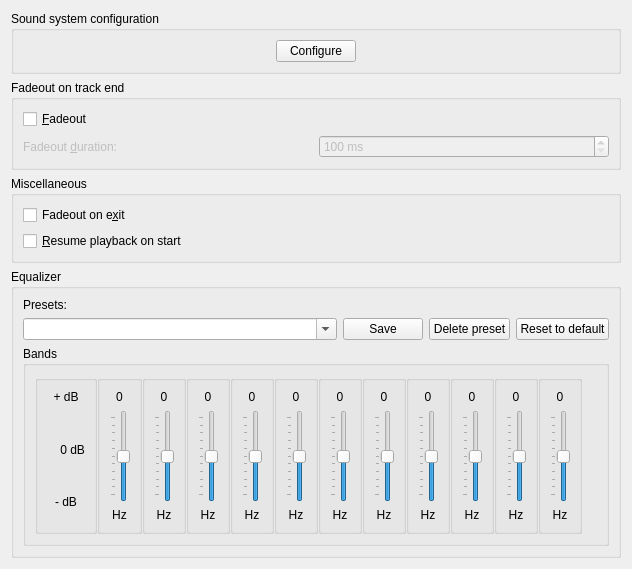
Qt form src/configdialog/dialogs/PlaybackConfig.ui (netrunner-debian-kde-extras/amarok) before a commit.
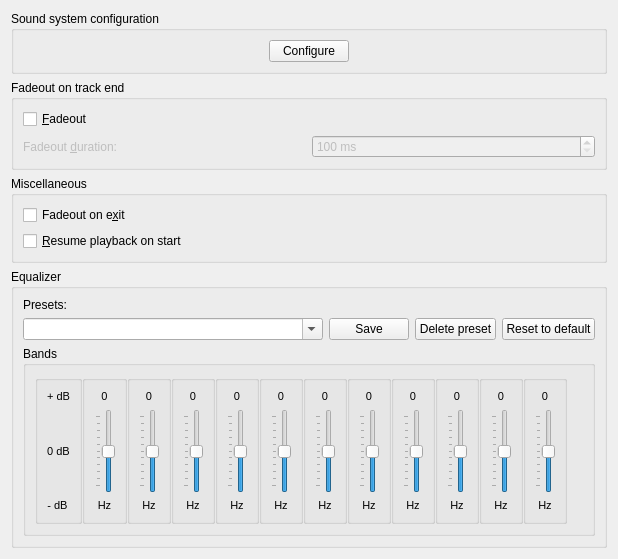
The same form after that commit.

The edit to the form file:
```diff
--- a/src/configdialog/dialogs/PlaybackConfig.ui
+++ b/src/configdialog/dialogs/PlaybackConfig.ui
@@ -6,8 +6,8 @@
    <rect>
     <x>0</x>
     <y>0</y>
-    <width>632</width>
-    <height>561</height>
+    <width>618</width>
+    <height>549</height>
    </rect>
   </property>
   <layout class="QGridLayout" name="gridLayout_5">
@@ -120,21 +120,14 @@
      </layout>
     </widget>
    </item>
-   <item row="6" column="0">
-    <spacer name="verticalSpacer">
-     <property name="orientation">
-      <enum>Qt::Vertical</enum>
-     </property>
-     <property name="sizeHint" stdset="0">
-      <size>
-       <width>20</width>
-       <height>0</height>
-      </size>
-     </property>
-    </spacer>
-   </item>
    <item row="3" column="0">
     <widget class="QGroupBox" name="EqualizerGroupBox">
+     <property name="sizePolicy">
+      <sizepolicy hsizetype="MinimumExpanding" vsizetype="MinimumExpanding">
+       <horstretch>0</horstretch>
+       <verstretch>0</verstretch>
+      </sizepolicy>
+     </property>
      <property name="title">
       <string>Equalizer</string>
      </property>
@@ -210,10 +203,10 @@
         </property>
        </widget>
       </item>
-      <item row="7" column="0" rowspan="2" colspan="4">
+      <item row="7" column="0" colspan="4">
        <widget class="QGroupBox" name="eqBandsGroupBox">
         <property name="sizePolicy">
-         <sizepolicy hsizetype="MinimumExpanding" vsizetype="Expanding">
+         <sizepolicy hsizetype="MinimumExpanding" vsizetype="MinimumExpanding">
           <horstretch>0</horstretch>
           <verstretch>0</verstretch>
          </sizepolicy>
@@ -221,7 +214,7 @@
         <property name="minimumSize">
          <size>
           <width>0</width>
-          <height>200</height>
+          <height>100</height>
          </size>
         </property>
         <property name="title">
@@ -240,7 +233,7 @@
             <bool>true</bool>
            </property>
            <property name="sizePolicy">
-            <sizepolicy hsizetype="Fixed" vsizetype="Expanding">
+            <sizepolicy hsizetype="MinimumExpanding" vsizetype="Expanding">
              <horstretch>0</horstretch>
              <verstretch>0</verstretch>
             </sizepolicy>
@@ -255,17 +248,25 @@
             <item>
              <widget class="QLabel" name="eqMaxEq">
               <property name="sizePolicy">
-               <sizepolicy hsizetype="Preferred" vsizetype="Preferred">
+               <sizepolicy hsizetype="Fixed" vsizetype="Preferred">
                 <horstretch>0</horstretch>
                 <verstretch>0</verstretch>
                </sizepolicy>
               </property>
+              <property name="font">
+               <font>
+                <pointsize>8</pointsize>
+               </font>
+              </property>
               <property name="text">
                <string>+ dB</string>
               </property>
               <property name="alignment">
                <set>Qt::AlignCenter</set>
               </property>
+              <property name="wordWrap">
+               <bool>true</bool>
+              </property>
              </widget>
             </item>
             <item>
@@ -273,10 +274,13 @@
               <property name="orientation">
                <enum>Qt::Vertical</enum>
               </property>
+              <property name="sizeType">
+               <enum>QSizePolicy::MinimumExpanding</enum>
+              </property>
               <property name="sizeHint" stdset="0">
                <size>
                 <width>20</width>
-                <height>40</height>
+                <height>20</height>
                </size>
               </property>
              </spacer>
@@ -284,17 +288,25 @@
             <item>
              <widget class="QLabel" name="eqZero">
               <property name="sizePolicy">
-               <sizepolicy hsizetype="Preferred" vsizetype="Preferred">
+               <sizepolicy hsizetype="Fixed" vsizetype="Preferred">
                 <horstretch>0</horstretch>
                 <verstretch>0</verstretch>
                </sizepolicy>
               </property>
+              <property name="font">
+               <font>
+                <pointsize>8</pointsize>
+               </font>
+              </property>
               <property name="text">
-               <string>    0 dB</string>
+               <string>0 dB</string>
               </property>
               <property name="alignment">
                <set>Qt::AlignCenter</set>
               </property>
+              <property name="wordWrap">
+               <bool>true</bool>
+              </property>
              </widget>
             </item>
             <item>
@@ -302,44 +314,48 @@
               <property name="orientation">
                <enum>Qt::Vertical</enum>
               </property>
+              <property name="sizeType">
+               <enum>QSizePolicy::MinimumExpanding</enum>
+              </property>
               <property name="sizeHint" stdset="0">
                <size>
                 <width>20</width>
-                <height>40</height>
+                <height>20</height>
                </size>
               </property>
              </spacer>
             </item>
             <item>
              <widget class="QLabel" name="eqMinEq">
+              <property name="sizePolicy">
+               <sizepolicy hsizetype="Fixed" vsizetype="Preferred">
+                <horstretch>0</horstretch>
+                <verstretch>0</verstretch>
+               </sizepolicy>
+              </property>
+              <property name="font">
+               <font>
+                <pointsize>8</pointsize>
+               </font>
+              </property>
               <property name="text">
                <string>- dB</string>
               </property>
               <property name="alignment">
                <set>Qt::AlignCenter</set>
               </property>
+              <property name="wordWrap">
+               <bool>true</bool>
+              </property>
              </widget>
             </item>
-            <item>
-             <spacer name="verticalSpacer_2">
-              <property name="orientation">
-               <enum>Qt::Vertical</enum>
-              </property>
-              <property name="sizeHint" stdset="0">
-               <size>
-                <width>20</width>
-                <height>20</height>
-               </size>
-              </property>
-             </spacer>
-            </item>
            </layout>
           </widget>
          </item>
          <item row="0" column="2">
           <widget class="QGroupBox" name="eqPreampGroupBox">
            <property name="sizePolicy">
-            <sizepolicy hsizetype="Fixed" vsizetype="Preferred">
+            <sizepolicy hsizetype="MinimumExpanding" vsizetype="MinimumExpanding">
              <horstretch>0</horstretch>
              <verstretch>0</verstretch>
             </sizepolicy>
@@ -353,6 +369,17 @@
            <layout class="QVBoxLayout" name="verticalLayout">
             <item>
              <widget class="QLabel" name="eqPreampValue">
+              <property name="sizePolicy">
+               <sizepolicy hsizetype="Minimum" vsizetype="Preferred">
+                <horstretch>0</horstretch>
+                <verstretch>0</verstretch>
+               </sizepolicy>
+              </property>
+              <property name="font">
+               <font>
+                <pointsize>8</pointsize>
+               </font>
+              </property>
               <property name="text">
                <string>0</string>
               </property>
@@ -369,7 +396,7 @@
               <item>
                <widget class="QSlider" name="eqPreampSlider">
                 <property name="sizePolicy">
-                 <sizepolicy hsizetype="Fixed" vsizetype="Expanding">
+                 <sizepolicy hsizetype="Fixed" vsizetype="MinimumExpanding">
                   <horstretch>0</horstretch>
                   <verstretch>0</verstretch>
                  </sizepolicy>
@@ -401,12 +428,26 @@
             </item>
             <item>
              <widget class="QLabel" name="eqPreampLabel">
+              <property name="sizePolicy">
+               <sizepolicy hsizetype="Minimum" vsizetype="Preferred">
+                <horstretch>0</horstretch>
+                <verstretch>0</verstretch>
+               </sizepolicy>
+              </property>
+              <property name="font">
+               <font>
+                <pointsize>8</pointsize>
+               </font>
+              </property>
               <property name="text">
                <string>Hz</string>
               </property>
               <property name="alignment">
                <set>Qt::AlignCenter</set>
               </property>
+              <property name="wordWrap">
+               <bool>true</bool>
+              </property>
              </widget>
             </item>
            </layout>
@@ -428,7 +469,7 @@
          <item row="0" column="3">
           <widget class="QGroupBox" name="eqBand0GroupBox">
            <property name="sizePolicy">
-            <sizepolicy hsizetype="Fixed" vsizetype="Preferred">
+            <sizepolicy hsizetype="MinimumExpanding" vsizetype="MinimumExpanding">
              <horstretch>0</horstretch>
              <verstretch>0</verstretch>
             </sizepolicy>
@@ -442,6 +483,17 @@
            <layout class="QVBoxLayout" name="verticalLayout_3">
             <item>
              <widget class="QLabel" name="eqBand0Value">
+              <property name="sizePolicy">
+               <sizepolicy hsizetype="Minimum" vsizetype="Preferred">
+                <horstretch>0</horstretch>
+                <verstretch>0</verstretch>
+               </sizepolicy>
+              </property>
+              <property name="font">
+               <font>
+                <pointsize>8</pointsize>
+               </font>
+              </property>
               <property name="text">
                <string>0</string>
               </property>
@@ -454,6 +506,12 @@
              <layout class="QHBoxLayout" name="eqBand0HLayout">
               <item>
                <widget class="QSlider" name="eqBand0Slider">
+                <property name="sizePolicy">
+                 <sizepolicy hsizetype="Fixed" vsizetype="MinimumExpanding">
+                  <horstretch>0</horstretch>
+                  <verstretch>0</verstretch>
+                 </sizepolicy>
+                </property>
                 <property name="minimum">
                  <number>-100</number>
                 </property>
@@ -475,6 +533,17 @@
             </item>
             <item>
              <widget class="QLabel" name="eqBand0Label">
+              <property name="sizePolicy">
+               <sizepolicy hsizetype="Minimum" vsizetype="Preferred">
+                <horstretch>0</horstretch>
+                <verstretch>0</verstretch>
+               </sizepolicy>
+              </property>
+              <property name="font">
+               <font>
+                <pointsize>8</pointsize>
+               </font>
+              </property>
               <property name="text">
                <string>Hz</string>
               </property>
@@ -485,7 +554,7 @@
                <set>Qt::AlignCenter</set>
               </property>
               <property name="wordWrap">
-               <bool>false</bool>
+               <bool>true</bool>
               </property>
              </widget>
             </item>
@@ -494,6 +563,12 @@
          </item>
          <item row="0" column="4">
           <widget class="QGroupBox" name="eqBand1GroupBox">
+           <property name="sizePolicy">
+            <sizepolicy hsizetype="MinimumExpanding" vsizetype="MinimumExpanding">
+             <horstretch>0</horstretch>
+             <verstretch>0</verstretch>
+            </sizepolicy>
+           </property>
            <property name="title">
             <string notr="true"/>
            </property>
@@ -503,6 +578,17 @@
            <layout class="QVBoxLayout" name="verticalLayout_4">
             <item>
              <widget class="QLabel" name="eqBand1Value">
+              <property name="sizePolicy">
+               <sizepolicy hsizetype="Minimum" vsizetype="Preferred">
+                <horstretch>0</horstretch>
+                <verstretch>0</verstretch>
+               </sizepolicy>
+              </property>
+              <property name="font">
+               <font>
+                <pointsize>8</pointsize>
+               </font>
+              </property>
               <property name="text">
                <string>0</string>
               </property>
@@ -515,6 +601,12 @@
              <layout class="QHBoxLayout" name="eqBand1HLayout">
               <item>
                <widget class="QSlider" name="eqBand1Slider">
+                <property name="sizePolicy">
+                 <sizepolicy hsizetype="Fixed" vsizetype="MinimumExpanding">
+                  <horstretch>0</horstretch>
+                  <verstretch>0</verstretch>
+                 </sizepolicy>
+                </property>
                 <property name="minimum">
                  <number>-100</number>
                 </property>
@@ -536,12 +628,26 @@
             </item>
             <item>
              <widget class="QLabel" name="eqBand1Label">
+              <property name="sizePolicy">
+               <sizepolicy hsizetype="Minimum" vsizetype="Preferred">
+                <horstretch>0</horstretch>
+                <verstretch>0</verstretch>
+               </sizepolicy>
+              </property>
+              <property name="font">
+               <font>
+                <pointsize>8</pointsize>
+               </font>
+              </property>
               <property name="text">
                <string>Hz</string>
               </property>
               <property name="alignment">
                <set>Qt::AlignCenter</set>
               </property>
+              <property name="wordWrap">
+               <bool>true</bool>
+              </property>
              </widget>
             </item>
            </layout>
@@ -549,12 +655,29 @@
          </item>
          <item row="0" column="5">
           <widget class="QGroupBox" name="eqBand2GroupBox">
+           <property name="sizePolicy">
+            <sizepolicy hsizetype="MinimumExpanding" vsizetype="MinimumExpanding">
+             <horstretch>0</horstretch>
+             <verstretch>0</verstretch>
+            </sizepolicy>
+           </property>
            <property name="flat">
             <bool>true</bool>
            </property>
            <layout class="QVBoxLayout" name="verticalLayout_5">
             <item>
              <widget class="QLabel" name="eqBand2Value">
+              <property name="sizePolicy">
+               <sizepolicy hsizetype="Minimum" vsizetype="Preferred">
+                <horstretch>0</horstretch>
+                <verstretch>0</verstretch>
+               </sizepolicy>
+              </property>
+              <property name="font">
+               <font>
+                <pointsize>8</pointsize>
+               </font>
+              </property>
               <property name="text">
                <string>0</string>
               </property>
@@ -567,6 +690,12 @@
              <layout class="QHBoxLayout" name="eqBand2HLayout">
               <item>
                <widget class="QSlider" name="eqBand2Slider">
+                <property name="sizePolicy">
+                 <sizepolicy hsizetype="Fixed" vsizetype="MinimumExpanding">
+                  <horstretch>0</horstretch>
+                  <verstretch>0</verstretch>
+                 </sizepolicy>
+                </property>
                 <property name="minimum">
                  <number>-100</number>
                 </property>
@@ -588,12 +717,26 @@
             </item>
             <item>
              <widget class="QLabel" name="eqBand2Label">
+              <property name="sizePolicy">
+               <sizepolicy hsizetype="Minimum" vsizetype="Preferred">
+                <horstretch>0</horstretch>
+                <verstretch>0</verstretch>
+               </sizepolicy>
+              </property>
+              <property name="font">
+               <font>
+                <pointsize>8</pointsize>
+               </font>
+              </property>
               <property name="text">
                <string>Hz</string>
               </property>
               <property name="alignment">
                <set>Qt::AlignCenter</set>
               </property>
+              <property name="wordWrap">
+               <bool>true</bool>
+              </property>
              </widget>
             </item>
            </layout>
@@ -601,6 +744,12 @@
          </item>
          <item row="0" column="6">
           <widget class="QGroupBox" name="eqBand3GroupBox">
+           <property name="sizePolicy">
+            <sizepolicy hsizetype="MinimumExpanding" vsizetype="MinimumExpanding">
+             <horstretch>0</horstretch>
+             <verstretch>0</verstretch>
+            </sizepolicy>
+           </property>
            <property name="title">
             <string notr="true"/>
            </property>
@@ -610,6 +759,17 @@
            <layout class="QVBoxLayout" name="verticalLayout_6">
             <item>
              <widget class="QLabel" name="eqBand3Value">
+              <property name="sizePolicy">
+               <sizepolicy hsizetype="Minimum" vsizetype="Preferred">
+                <horstretch>0</horstretch>
+                <verstretch>0</verstretch>
+               </sizepolicy>
+              </property>
+              <property name="font">
+               <font>
+                <pointsize>8</pointsize>
+               </font>
+              </property>
               <property name="text">
                <string>0</string>
               </property>
@@ -622,6 +782,12 @@
              <layout class="QHBoxLayout" name="eqBand3HLayout">
               <item>
                <widget class="QSlider" name="eqBand3Slider">
+                <property name="sizePolicy">
+                 <sizepolicy hsizetype="Fixed" vsizetype="MinimumExpanding">
+                  <horstretch>0</horstretch>
+                  <verstretch>0</verstretch>
+                 </sizepolicy>
+                </property>
                 <property name="minimum">
                  <number>-100</number>
                 </property>
@@ -643,12 +809,26 @@
             </item>
             <item>
              <widget class="QLabel" name="eqBand3Label">
+              <property name="sizePolicy">
+               <sizepolicy hsizetype="Minimum" vsizetype="Preferred">
+                <horstretch>0</horstretch>
+                <verstretch>0</verstretch>
+               </sizepolicy>
+              </property>
+              <property name="font">
+               <font>
+                <pointsize>8</pointsize>
+               </font>
+              </property>
               <property name="text">
                <string>Hz</string>
               </property>
               <property name="alignment">
                <set>Qt::AlignCenter</set>
               </property>
+              <property name="wordWrap">
+               <bool>true</bool>
+              </property>
              </widget>
             </item>
            </layout>
@@ -656,12 +836,29 @@
          </item>
          <item row="0" column="7">
           <widget class="QGroupBox" name="eqBand4GroupBox">
+           <property name="sizePolicy">
+            <sizepolicy hsizetype="MinimumExpanding" vsizetype="MinimumExpanding">
+             <horstretch>0</horstretch>
+             <verstretch>0</verstretch>
+            </sizepolicy>
+           </property>
            <property name="flat">
             <bool>true</bool>
            </property>
            <layout class="QVBoxLayout" name="verticalLayout_7">
             <item>
              <widget class="QLabel" name="eqBand4Value">
+              <property name="sizePolicy">
+               <sizepolicy hsizetype="Minimum" vsizetype="Preferred">
+                <horstretch>0</horstretch>
+                <verstretch>0</verstretch>
+               </sizepolicy>
+              </property>
+              <property name="font">
+               <font>
+                <pointsize>8</pointsize>
+               </font>
+              </property>
               <property name="text">
                <string>0</string>
               </property>
@@ -674,6 +871,12 @@
              <layout class="QHBoxLayout" name="eqBand4HLayout">
               <item>
                <widget class="QSlider" name="eqBand4Slider">
+                <property name="sizePolicy">
+                 <sizepolicy hsizetype="Fixed" vsizetype="MinimumExpanding">
+                  <horstretch>0</horstretch>
+                  <verstretch>0</verstretch>
+                 </sizepolicy>
+                </property>
                 <property name="minimum">
                  <number>-100</number>
                 </property>
@@ -695,12 +898,26 @@
             </item>
             <item>
              <widget class="QLabel" name="eqBand4Label">
+              <property name="sizePolicy">
+               <sizepolicy hsizetype="Minimum" vsizetype="Preferred">
+                <horstretch>0</horstretch>
+                <verstretch>0</verstretch>
+               </sizepolicy>
+              </property>
+              <property name="font">
+               <font>
+                <pointsize>8</pointsize>
+               </font>
+              </property>
               <property name="text">
                <string>Hz</string>
               </property>
               <property name="alignment">
                <set>Qt::AlignCenter</set>
               </property>
+              <property name="wordWrap">
+               <bool>true</bool>
+              </property>
              </widget>
             </item>
            </layout>
@@ -708,12 +925,29 @@
          </item>
          <item row="0" column="8">
           <widget class="QGroupBox" name="eqBand5GroupBox">
+           <property name="sizePolicy">
+            <sizepolicy hsizetype="MinimumExpanding" vsizetype="MinimumExpanding">
+             <horstretch>0</horstretch>
+             <verstretch>0</verstretch>
+            </sizepolicy>
+           </property>
            <property name="flat">
             <bool>true</bool>
            </property>
            <layout class="QVBoxLayout" name="verticalLayout_10">
             <item>
              <widget class="QLabel" name="eqBand5Value">
+              <property name="sizePolicy">
+               <sizepolicy hsizetype="Minimum" vsizetype="Preferred">
+                <horstretch>0</horstretch>
+                <verstretch>0</verstretch>
+               </sizepolicy>
+              </property>
+              <property name="font">
+               <font>
+                <pointsize>8</pointsize>
+               </font>
+              </property>
               <property name="text">
                <string>0</string>
               </property>
@@ -726,6 +960,12 @@
              <layout class="QHBoxLayout" name="eqBand5HLayout">
               <item>
                <widget class="QSlider" name="eqBand5Slider">
+                <property name="sizePolicy">
+                 <sizepolicy hsizetype="Fixed" vsizetype="MinimumExpanding">
+                  <horstretch>0</horstretch>
+                  <verstretch>0</verstretch>
+                 </sizepolicy>
+                </property>
                 <property name="minimum">
                  <number>-100</number>
                 </property>
@@ -747,12 +987,26 @@
             </item>
             <item>
              <widget class="QLabel" name="eqBand5Label">
+              <property name="sizePolicy">
+               <sizepolicy hsizetype="Minimum" vsizetype="Preferred">
+                <horstretch>0</horstretch>
+                <verstretch>0</verstretch>
+               </sizepolicy>
+              </property>
+              <property name="font">
+               <font>
+                <pointsize>8</pointsize>
+               </font>
+              </property>
               <property name="text">
                <string>Hz</string>
               </property>
               <property name="alignment">
                <set>Qt::AlignCenter</set>
               </property>
+              <property name="wordWrap">
+               <bool>true</bool>
+              </property>
              </widget>
             </item>
            </layout>
@@ -761,7 +1015,7 @@
          <item row="0" column="9">
           <widget class="QGroupBox" name="eqBand6GroupBox">
            <property name="sizePolicy">
-            <sizepolicy hsizetype="Preferred" vsizetype="Preferred">
+            <sizepolicy hsizetype="MinimumExpanding" vsizetype="MinimumExpanding">
              <horstretch>0</horstretch>
              <verstretch>0</verstretch>
             </sizepolicy>
@@ -775,6 +1029,17 @@
            <layout class="QVBoxLayout" name="verticalLayout_11">
             <item>
              <widget class="QLabel" name="eqBand6Value">
+              <property name="sizePolicy">
+               <sizepolicy hsizetype="Minimum" vsizetype="Preferred">
+                <horstretch>0</horstretch>
+                <verstretch>0</verstretch>
+               </sizepolicy>
+              </property>
+              <property name="font">
+               <font>
+                <pointsize>8</pointsize>
+               </font>
+              </property>
               <property name="text">
                <string>0</string>
               </property>
@@ -787,6 +1052,12 @@
              <layout class="QHBoxLayout" name="eqBand6HLayout">
               <item>
                <widget class="QSlider" name="eqBand6Slider">
+                <property name="sizePolicy">
+                 <sizepolicy hsizetype="Fixed" vsizetype="MinimumExpanding">
+                  <horstretch>0</horstretch>
+                  <verstretch>0</verstretch>
+                 </sizepolicy>
+                </property>
                 <property name="minimum">
                  <number>-100</number>
                 </property>
@@ -808,12 +1079,26 @@
             </item>
             <item>
              <widget class="QLabel" name="eqBand6Label">
+              <property name="sizePolicy">
+               <sizepolicy hsizetype="Minimum" vsizetype="Preferred">
+                <horstretch>0</horstretch>
+                <verstretch>0</verstretch>
+               </sizepolicy>
+              </property>
+              <property name="font">
+               <font>
+                <pointsize>8</pointsize>
+               </font>
+              </property>
               <property name="text">
                <string>Hz</string>
               </property>
               <property name="alignment">
                <set>Qt::AlignCenter</set>
               </property>
+              <property name="wordWrap">
+               <bool>true</bool>
+              </property>
              </widget>
             </item>
            </layout>
@@ -821,6 +1106,12 @@
          </item>
          <item row="0" column="10">
           <widget class="QGroupBox" name="eqBand7GroupBox">
+           <property name="sizePolicy">
+            <sizepolicy hsizetype="MinimumExpanding" vsizetype="MinimumExpanding">
+             <horstretch>0</horstretch>
+             <verstretch>0</verstretch>
+            </sizepolicy>
+           </property>
            <property name="title">
             <string notr="true"/>
            </property>
@@ -830,6 +1121,17 @@
            <layout class="QVBoxLayout" name="verticalLayout_8">
             <item>
              <widget class="QLabel" name="eqBand7Value">
+              <property name="sizePolicy">
+               <sizepolicy hsizetype="Minimum" vsizetype="Preferred">
+                <horstretch>0</horstretch>
+                <verstretch>0</verstretch>
+               </sizepolicy>
+              </property>
+              <property name="font">
+               <font>
+                <pointsize>8</pointsize>
+               </font>
+              </property>
               <property name="text">
                <string>0</string>
               </property>
@@ -842,6 +1144,12 @@
              <layout class="QHBoxLayout" name="eqBand7HLayout">
               <item>
                <widget class="QSlider" name="eqBand7Slider">
+                <property name="sizePolicy">
+                 <sizepolicy hsizetype="Fixed" vsizetype="MinimumExpanding">
+                  <horstretch>0</horstretch>
+                  <verstretch>0</verstretch>
+                 </sizepolicy>
+                </property>
                 <property name="minimum">
                  <number>-100</number>
                 </property>
@@ -863,12 +1171,26 @@
             </item>
             <item>
              <widget class="QLabel" name="eqBand7Label">
+              <property name="sizePolicy">
+               <sizepolicy hsizetype="Minimum" vsizetype="Preferred">
+                <horstretch>0</horstretch>
+                <verstretch>0</verstretch>
+               </sizepolicy>
+              </property>
+              <property name="font">
+               <font>
+                <pointsize>8</pointsize>
+               </font>
+              </property>
               <property name="text">
                <string>Hz</string>
               </property>
               <property name="alignment">
                <set>Qt::AlignCenter</set>
               </property>
+              <property name="wordWrap">
+               <bool>true</bool>
+              </property>
              </widget>
             </item>
            </layout>
@@ -876,6 +1198,12 @@
          </item>
          <item row="0" column="11">
           <widget class="QGroupBox" name="eqBand8GroupBox">
+           <property name="sizePolicy">
+            <sizepolicy hsizetype="MinimumExpanding" vsizetype="MinimumExpanding">
+             <horstretch>0</horstretch>
+             <verstretch>0</verstretch>
+            </sizepolicy>
+           </property>
            <property name="title">
             <string notr="true"/>
            </property>
@@ -885,6 +1213,17 @@
            <layout class="QVBoxLayout" name="verticalLayout_9">
             <item>
              <widget class="QLabel" name="eqBand8Value">
+              <property name="sizePolicy">
+               <sizepolicy hsizetype="Minimum" vsizetype="Preferred">
+                <horstretch>0</horstretch>
+                <verstretch>0</verstretch>
+               </sizepolicy>
+              </property>
+              <property name="font">
+               <font>
+                <pointsize>8</pointsize>
+               </font>
+              </property>
               <property name="text">
                <string>0</string>
               </property>
@@ -897,6 +1236,12 @@
              <layout class="QHBoxLayout" name="eqBand8HLayout">
               <item>
                <widget class="QSlider" name="eqBand8Slider">
+                <property name="sizePolicy">
+                 <sizepolicy hsizetype="Fixed" vsizetype="MinimumExpanding">
+                  <horstretch>0</horstretch>
+                  <verstretch>0</verstretch>
+                 </sizepolicy>
+                </property>
                 <property name="minimum">
                  <number>-100</number>
                 </property>
@@ -918,12 +1263,26 @@
             </item>
             <item>
              <widget class="QLabel" name="eqBand8Label">
+              <property name="sizePolicy">
+               <sizepolicy hsizetype="Minimum" vsizetype="Preferred">
+                <horstretch>0</horstretch>
+                <verstretch>0</verstretch>
+               </sizepolicy>
+              </property>
+              <property name="font">
+               <font>
+                <pointsize>8</pointsize>
+               </font>
+              </property>
               <property name="text">
                <string>Hz</string>
               </property>
               <property name="alignment">
                <set>Qt::AlignCenter</set>
               </property>
+              <property name="wordWrap">
+               <bool>true</bool>
+              </property>
              </widget>
             </item>
            </layout>
@@ -931,6 +1290,12 @@
          </item>
          <item row="0" column="12">
           <widget class="QGroupBox" name="eqBand9GroupBox">
+           <property name="sizePolicy">
+            <sizepolicy hsizetype="MinimumExpanding" vsizetype="MinimumExpanding">
+             <horstretch>0</horstretch>
+             <verstretch>0</verstretch>
+            </sizepolicy>
+           </property>
            <property name="title">
             <string notr="true"/>
            </property>
@@ -940,6 +1305,17 @@
            <layout class="QVBoxLayout" name="verticalLayout_12">
             <item>
              <widget class="QLabel" name="eqBand9Value">
+              <property name="sizePolicy">
+               <sizepolicy hsizetype="Minimum" vsizetype="Preferred">
+                <horstretch>0</horstretch>
+                <verstretch>0</verstretch>
+               </sizepolicy>
+              </property>
+              <property name="font">
+               <font>
+                <pointsize>8</pointsize>
+               </font>
+              </property>
               <property name="text">
                <string>0</string>
               </property>
@@ -952,6 +1328,12 @@
              <layout class="QHBoxLayout" name="eqBand9HLayout">
               <item>
                <widget class="QSlider" name="eqBand9Slider">
+                <property name="sizePolicy">
+                 <sizepolicy hsizetype="Fixed" vsizetype="MinimumExpanding">
+                  <horstretch>0</horstretch>
+                  <verstretch>0</verstretch>
+                 </sizepolicy>
+                </property>
                 <property name="minimum">
                  <number>-100</number>
                 </property>
@@ -973,12 +1355,26 @@
             </item>
             <item>
              <widget class="QLabel" name="eqBand9Label">
+              <property name="sizePolicy">
+               <sizepolicy hsizetype="Minimum" vsizetype="Preferred">
+                <horstretch>0</horstretch>
+                <verstretch>0</verstretch>
+               </sizepolicy>
+              </property>
+              <property name="font">
+               <font>
+                <pointsize>8</pointsize>
+               </font>
+              </property>
               <property name="text">
                <string>Hz</string>
               </property>
               <property name="alignment">
                <set>Qt::AlignCenter</set>
               </property>
+              <property name="wordWrap">
+               <bool>true</bool>
+              </property>
              </widget>
             </item>
            </layout>
```
Left out of the diff: 6 changed lines with no effect on the pictures.
